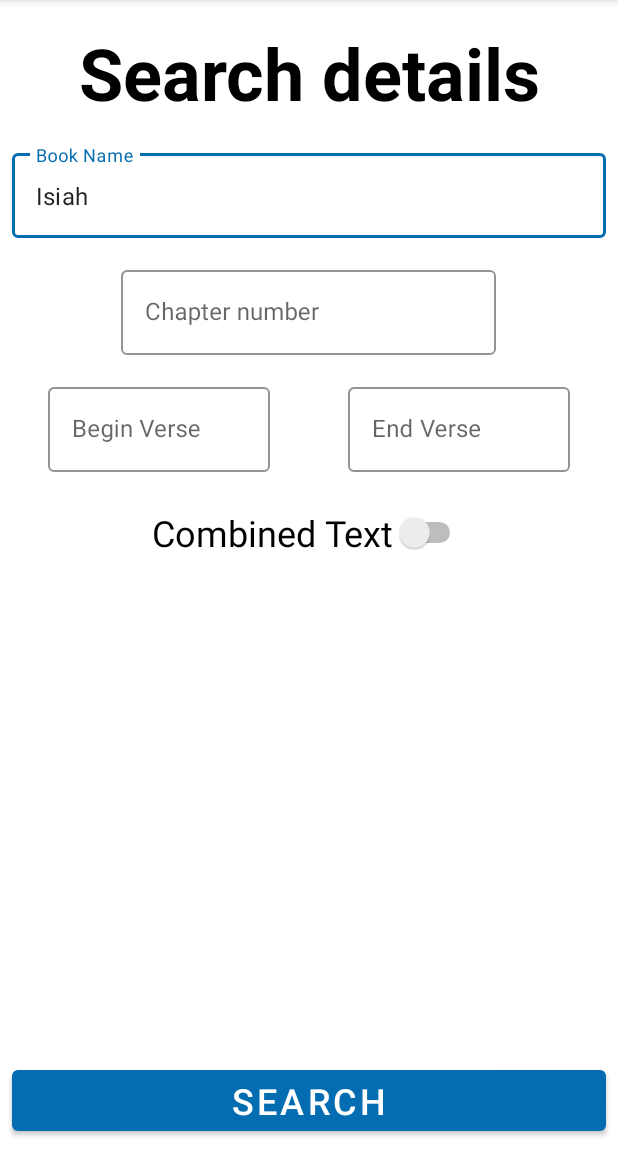
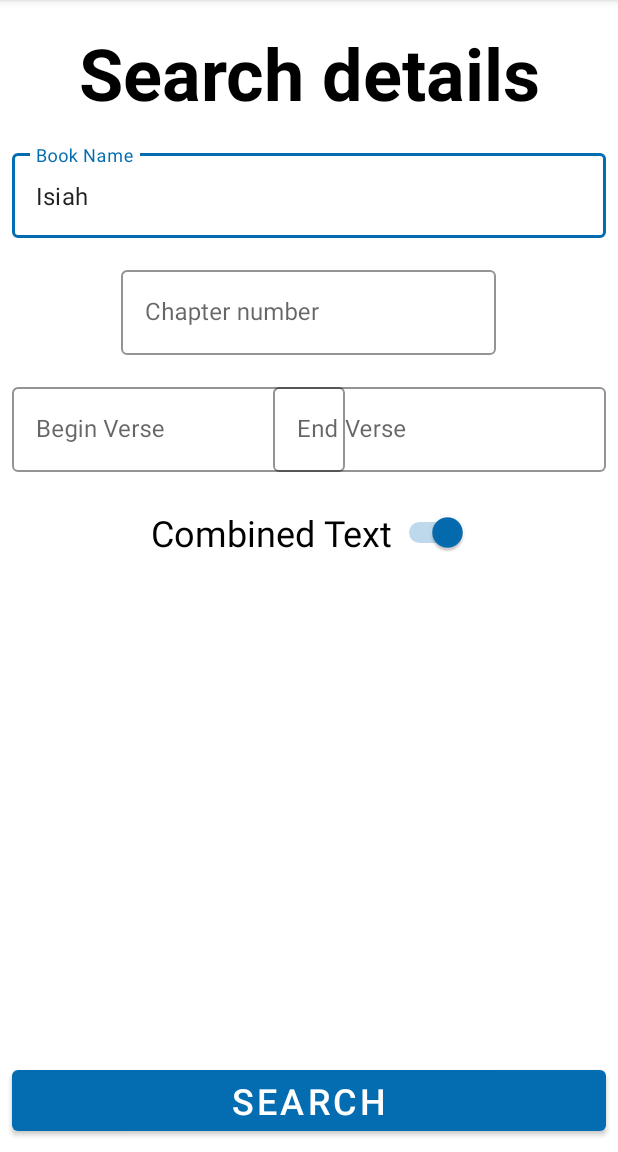
Before and after one commit to Swistak06/BibleVerseApp, an Android app: the FormActivity screen opened directly, with no data from a screen before it, on a phone screen of 412 x 824 dp, the part 84-1236 px from its top. Run offline under Robolectric (Android 15) with nearby library versions, the phone set to English and light mode, and no system bars.

Commit message:
Layout adjustments

```diff
--- a/app/src/main/java/com/swistak/bibleverseapp/ResultActivity.kt
+++ b/app/src/main/java/com/swistak/bibleverseapp/ResultActivity.kt
@@ -3,6 +3,7 @@ package com.swistak.bibleverseapp
 import androidx.appcompat.app.AppCompatActivity
 import android.os.Bundle
 import android.text.SpannableStringBuilder
+import android.text.method.ScrollingMovementMethod
 import com.google.gson.Gson
 import kotlinx.android.synthetic.main.activity_form.*
 import kotlinx.android.synthetic.main.activity_result.*
@@ -24,6 +25,7 @@ class ResultActivity : AppCompatActivity() {
             val value = extras.getString("ApiResponse")
             resp = gson.fromJson(value, VerseResponse::class.java)
             ResultTV.text = resp.text
+            ResultTV.movementMethod = ScrollingMovementMethod()
         }
 
     }
--- a/app/src/main/res/layout/activity_form.xml
+++ b/app/src/main/res/layout/activity_form.xml
@@ -64,9 +64,9 @@
             app:hintTextColor="@color/strokeColor"
 
             android:id="@+id/textInputLayout4"
-            android:layout_marginStart="32dp" app:layout_constraintStart_toStartOf="parent"
+            android:layout_marginStart="8dp" app:layout_constraintStart_toStartOf="parent"
             android:layout_marginTop="16dp" app:layout_constraintTop_toBottomOf="@+id/textInputLayout2"
-            android:layout_marginEnd="232dp" app:layout_constraintEnd_toEndOf="parent">
+            android:layout_marginEnd="182dp" app:layout_constraintEnd_toEndOf="parent">
 
         <com.google.android.material.textfield.TextInputEditText
                 android:layout_width="match_parent"
@@ -83,8 +83,8 @@
             app:hintTextColor="@color/strokeColor"
 
             android:id="@+id/textInputLayout3"
-            android:layout_marginEnd="32dp" app:layout_constraintEnd_toEndOf="parent" android:layout_marginTop="16dp"
-            app:layout_constraintTop_toBottomOf="@+id/textInputLayout2" android:layout_marginStart="232dp"
+            android:layout_marginEnd="8dp" app:layout_constraintEnd_toEndOf="parent" android:layout_marginTop="16dp"
+            app:layout_constraintTop_toBottomOf="@+id/textInputLayout2" android:layout_marginStart="182dp"
             app:layout_constraintStart_toStartOf="parent">
 
         <com.google.android.material.textfield.TextInputEditText
@@ -100,7 +100,8 @@
             android:id="@+id/CombinedTextSwitch" android:textSize="24sp"
             android:layout_marginEnd="8dp" app:layout_constraintEnd_toEndOf="parent"
             app:layout_constraintTop_toBottomOf="@+id/textInputLayout3" android:layout_marginTop="24dp"
-            android:layout_marginStart="8dp" app:layout_constraintStart_toStartOf="parent"/>
+            android:layout_marginStart="8dp" app:layout_constraintStart_toStartOf="parent"
+            android:scrollbarSize="6dp" android:switchMinWidth="50dp" android:checked="true"/>
 
     <com.google.android.material.button.MaterialButton
             android:id="@+id/searchBtn"
```
